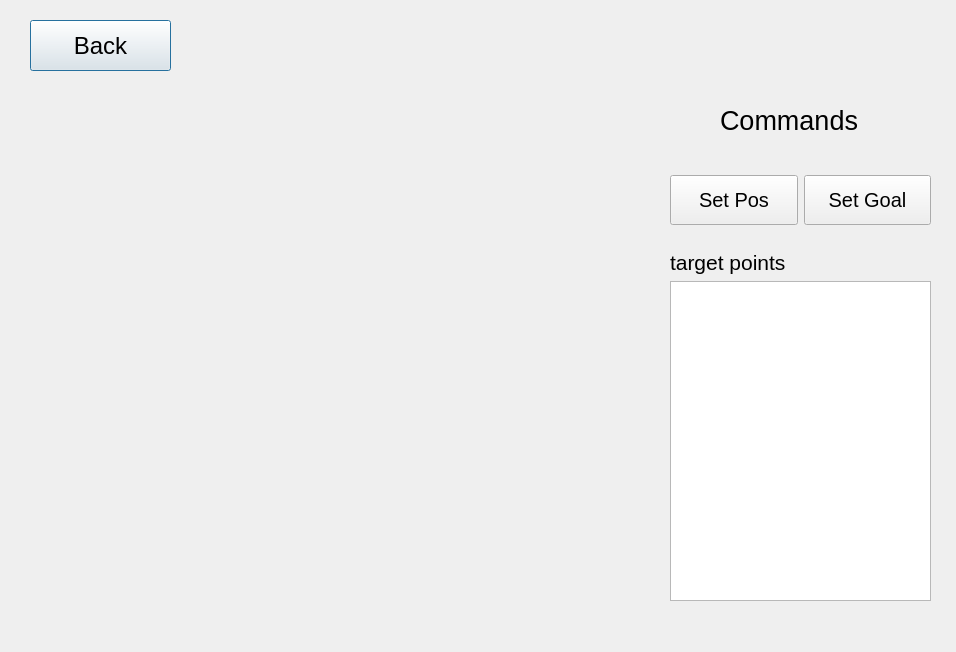
This is robot2077/src/robot2077_ui/ui/navigation_dialog.ui in sebuaa2020/Team208 as Qt 5 draws it before an edit. The edited form follows.
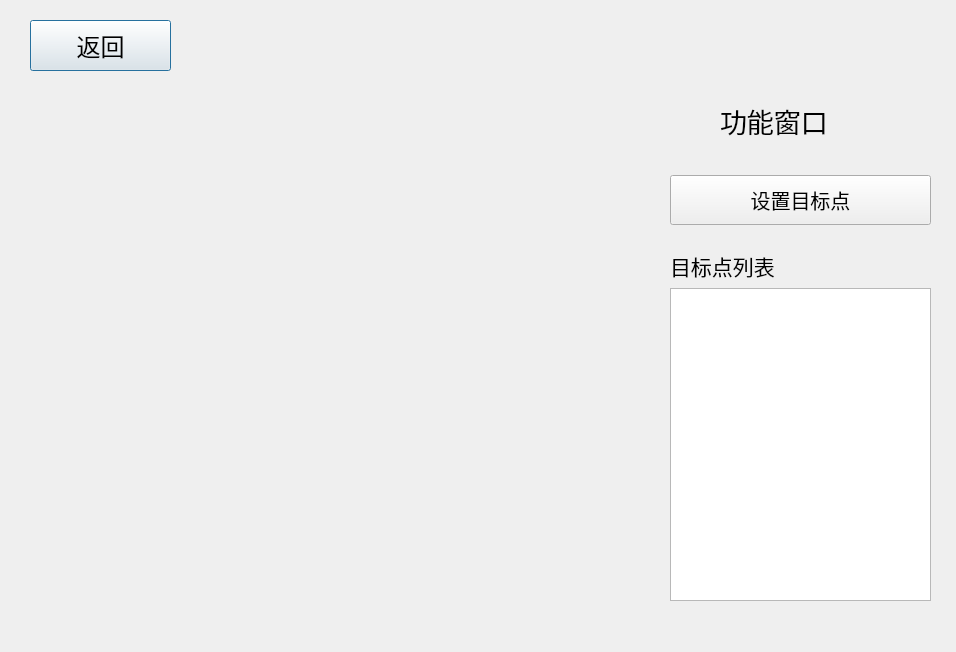
This is the edited form.

What changed in the file:
```diff
--- a/robot2077/src/robot2077_ui/ui/navigation_dialog.ui
+++ b/robot2077/src/robot2077_ui/ui/navigation_dialog.ui
@@ -28,7 +28,7 @@
     </font>
    </property>
    <property name="text">
-    <string>Back</string>
+    <string>返回</string>
    </property>
   </widget>
   <widget class="QWidget" name="horizontalLayoutWidget">
@@ -60,7 +60,7 @@
        </font>
       </property>
       <property name="text">
-       <string>target points</string>
+       <string>目标点列表</string>
       </property>
      </widget>
     </item>
@@ -79,24 +79,6 @@
     </rect>
    </property>
    <layout class="QHBoxLayout" name="horizontalLayout">
-    <item>
-     <widget class="QPushButton" name="set_pos_btn">
-      <property name="minimumSize">
-       <size>
-        <width>0</width>
-        <height>50</height>
-       </size>
-      </property>
-      <property name="font">
-       <font>
-        <pointsize>15</pointsize>
-       </font>
-      </property>
-      <property name="text">
-       <string>Set Pos</string>
-      </property>
-     </widget>
-    </item>
     <item>
      <widget class="QPushButton" name="set_goal_btn">
       <property name="minimumSize">
@@ -111,7 +93,7 @@
        </font>
       </property>
       <property name="text">
-       <string>Set Goal</string>
+       <string>设置目标点</string>
       </property>
      </widget>
     </item>
@@ -132,7 +114,7 @@
     </font>
    </property>
    <property name="text">
-    <string>Commands</string>
+    <string>功能窗口</string>
    </property>
   </widget>
  </widget>
```
